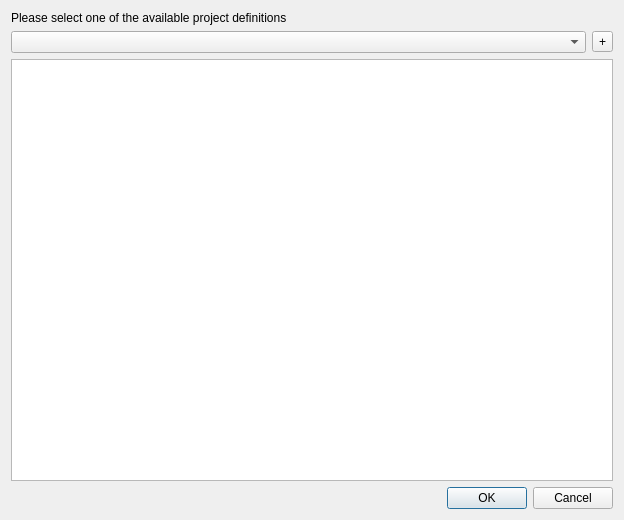
Above: ui/ui_projects_manager_dialog.ui from gem/oq-irmt-qgis before the change. Below: the same form after it.
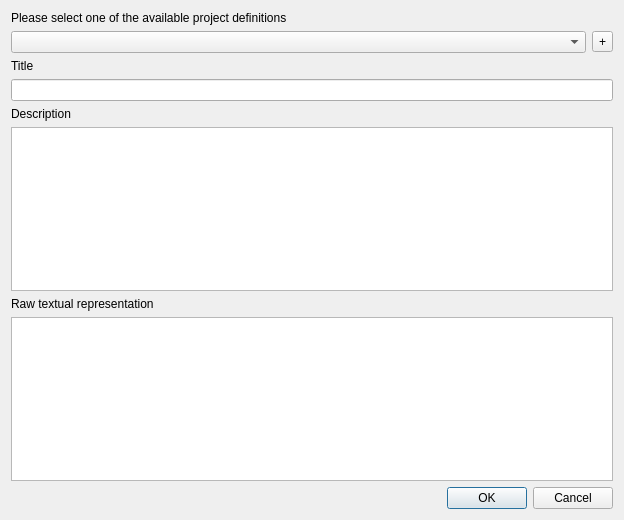
That is the form after the change.

Commit message: Simplify editing project definition title and description

The edit to the form file:
```diff
--- a/ui/ui_projects_manager_dialog.ui
+++ b/ui/ui_projects_manager_dialog.ui
@@ -11,22 +11,12 @@
    </rect>
   </property>
   <property name="windowTitle">
-   <string>Projects manager</string>
+   <string>Project definitions manager</string>
   </property>
   <property name="modal">
    <bool>true</bool>
   </property>
   <layout class="QGridLayout" name="gridLayout">
-   <item row="5" column="0">
-    <widget class="QDialogButtonBox" name="buttonBox">
-     <property name="orientation">
-      <enum>Qt::Horizontal</enum>
-     </property>
-     <property name="standardButtons">
-      <set>QDialogButtonBox::Cancel|QDialogButtonBox::Ok</set>
-     </property>
-    </widget>
-   </item>
    <item row="0" column="0">
     <widget class="QLabel" name="label">
      <property name="text">
@@ -34,20 +24,6 @@
      </property>
     </widget>
    </item>
-   <item row="4" column="0">
-    <widget class="QTextEdit" name="proj_def_detail">
-     <property name="readOnly">
-      <bool>false</bool>
-     </property>
-     <property name="html">
-      <string>&lt;!DOCTYPE HTML PUBLIC &quot;-//W3C//DTD HTML 4.0//EN&quot; &quot;http://www.w3.org/TR/REC-html40/strict.dtd&quot;&gt;
-&lt;html&gt;&lt;head&gt;&lt;meta name=&quot;qrichtext&quot; content=&quot;1&quot; /&gt;&lt;style type=&quot;text/css&quot;&gt;
-p, li { white-space: pre-wrap; }
-&lt;/style&gt;&lt;/head&gt;&lt;body style=&quot; font-family:'Ubuntu'; font-size:11pt; font-weight:400; font-style:normal;&quot;&gt;
-&lt;p style=&quot;-qt-paragraph-type:empty; margin-top:0px; margin-bottom:0px; margin-left:0px; margin-right:0px; -qt-block-indent:0; text-indent:0px;&quot;&gt;&lt;br /&gt;&lt;/p&gt;&lt;/body&gt;&lt;/html&gt;</string>
-     </property>
-    </widget>
-   </item>
    <item row="2" column="0">
     <layout class="QHBoxLayout" name="horizontalLayout">
      <property name="topMargin">
@@ -65,6 +41,46 @@
      </item>
     </layout>
    </item>
+   <item row="10" column="0">
+    <widget class="QLineEdit" name="proj_def_title"/>
+   </item>
+   <item row="9" column="0">
+    <widget class="QLabel" name="label_2">
+     <property name="text">
+      <string>Title</string>
+     </property>
+    </widget>
+   </item>
+   <item row="11" column="0">
+    <widget class="QLabel" name="label_3">
+     <property name="text">
+      <string>Description</string>
+     </property>
+    </widget>
+   </item>
+   <item row="15" column="0">
+    <widget class="QDialogButtonBox" name="buttonBox">
+     <property name="orientation">
+      <enum>Qt::Horizontal</enum>
+     </property>
+     <property name="standardButtons">
+      <set>QDialogButtonBox::Cancel|QDialogButtonBox::Ok</set>
+     </property>
+    </widget>
+   </item>
+   <item row="14" column="0">
+    <widget class="QPlainTextEdit" name="proj_def_raw"/>
+   </item>
+   <item row="12" column="0">
+    <widget class="QPlainTextEdit" name="proj_def_descr"/>
+   </item>
+   <item row="13" column="0">
+    <widget class="QLabel" name="label_4">
+     <property name="text">
+      <string>Raw textual representation</string>
+     </property>
+    </widget>
+   </item>
   </layout>
  </widget>
  <resources/>
```
The commit also changes 3 other files.
